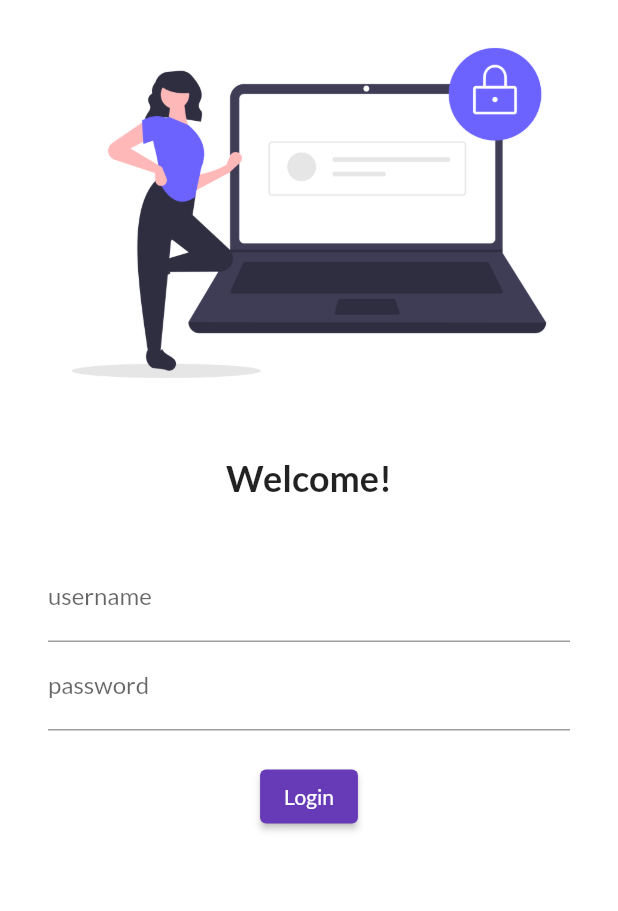
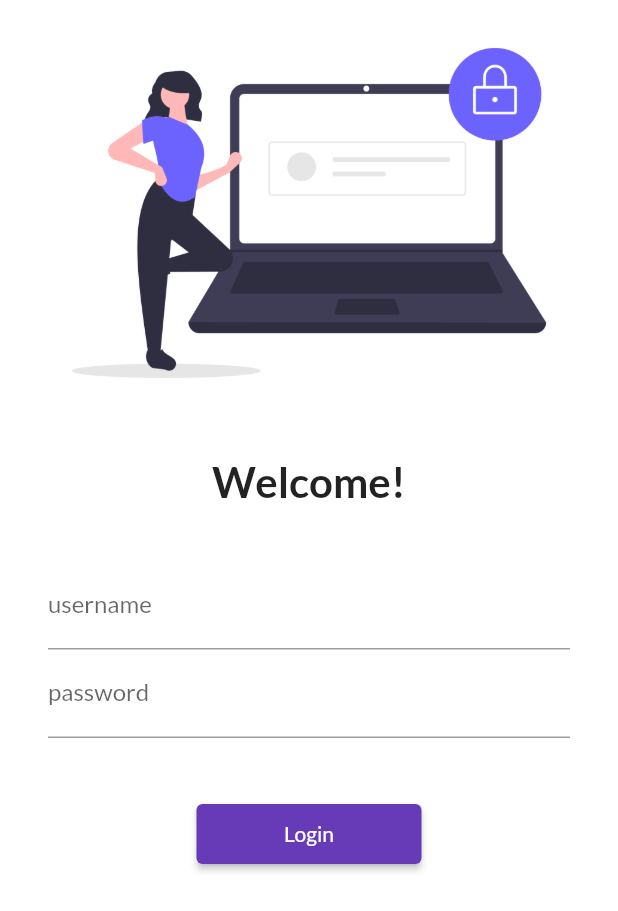
Before and after one commit to patilk2002/Flutter, a Flutter app: the screen it shows after launch, on a phone screen of 412 x 824 dp. Shown: the top 911 px of the screen. Run offline on Flutter 3.47's test engine with Material 2 defaults, Android fonts, the phone set to English and light mode, and no system bars; our stand-ins replace google_fonts.

Commit message:
Day5 completed

```diff
--- a/lib/main.dart
+++ b/lib/main.dart
@@ -1,5 +1,6 @@
 import 'package:flutter/material.dart';
 import 'package:google_fonts/google_fonts.dart';
+import 'package:todo/utils/routes.dart';
 
 import 'pages/homepage.dart';
 import 'pages/loginpage.dart';
@@ -20,13 +21,14 @@ class Todo extends StatelessWidget {
           primarySwatch: Colors.deepPurple,
           fontFamily: GoogleFonts.lato().fontFamily,
           primaryTextTheme: GoogleFonts.latoTextTheme()),
+      debugShowCheckedModeBanner: false,
       //`darkTheme: ThemeData(brightness: Brightness.dark),
 
       initialRoute: "/",
       routes: {
         "/": (context) => LoginPage(),
-        "/home": (context) => HomePage(),
-        "/login": (context) => LoginPage()
+        MyRoutes.HomeRoute: (context) => HomePage(),
+        MyRoutes.LoginRoute: (context) => LoginPage()
       },
     );
   }
--- a/lib/pages/loginpage.dart
+++ b/lib/pages/loginpage.dart
@@ -1,4 +1,5 @@
 import 'package:flutter/material.dart';
+import 'package:todo/utils/routes.dart';
 
 class LoginPage extends StatelessWidget {
   const LoginPage({Key? key}) : super(key: key);
@@ -7,6 +8,7 @@ class LoginPage extends StatelessWidget {
   Widget build(BuildContext context) {
     return Material(
       color: Colors.white,
+      child: SingleChildScrollView(
         child: Column(
           children: [
             Image.asset(
@@ -18,7 +20,7 @@ class LoginPage extends StatelessWidget {
             ),
             const Text(
               "Welcome!",
-            style: TextStyle(fontSize: 24, fontWeight: FontWeight.bold),
+              style: TextStyle(fontSize: 28, fontWeight: FontWeight.bold),
             ),
             const SizedBox(
               height: 20.0,
@@ -42,20 +44,22 @@ class LoginPage extends StatelessWidget {
                     ),
                   ),
                   const SizedBox(
-                  height: 20.0,
+                    height: 40.0,
                   ),
                   ElevatedButton(
                     onPressed: () {
                       print("Kiran");
+                      Navigator.pushNamed(context, MyRoutes.HomeRoute);
                     },
                     child: Text("Login"),
-                  style: TextButton.styleFrom(),
+                    style: TextButton.styleFrom(minimumSize: Size(150, 40)),
                   )
                 ],
               ),
             ),
           ],
         ),
+      ),
     );
   }
 }
--- /dev/null
+++ b/lib/utils/routes.dart
@@ -0,0 +1,6 @@
+class MyRoutes {
+  // ignore: non_constant_identifier_names
+  static String LoginRoute = "/";
+  // ignore: non_constant_identifier_names
+  static String HomeRoute = "/home";
+}
```
Lines whose indentation alone changed are shown as unchanged.
